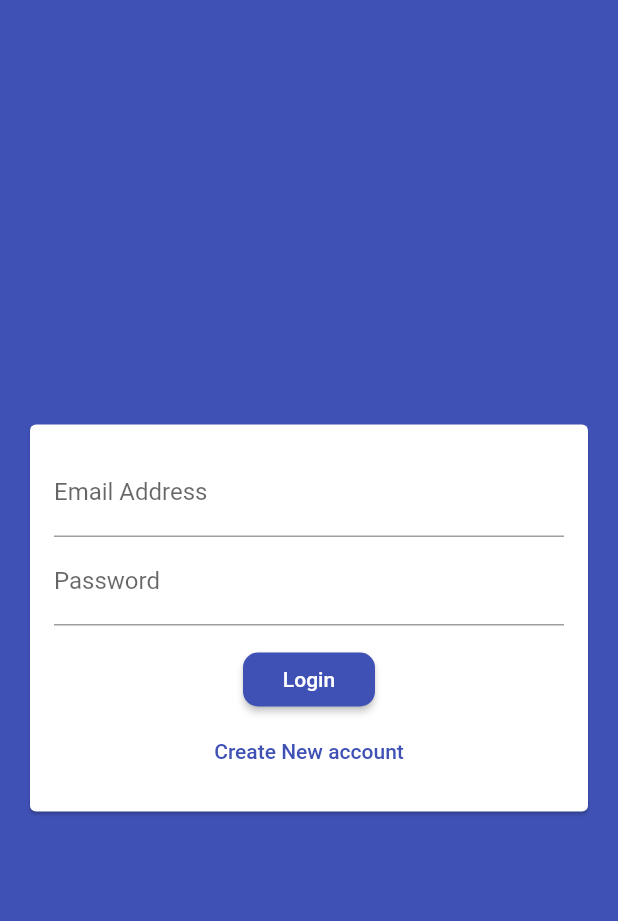
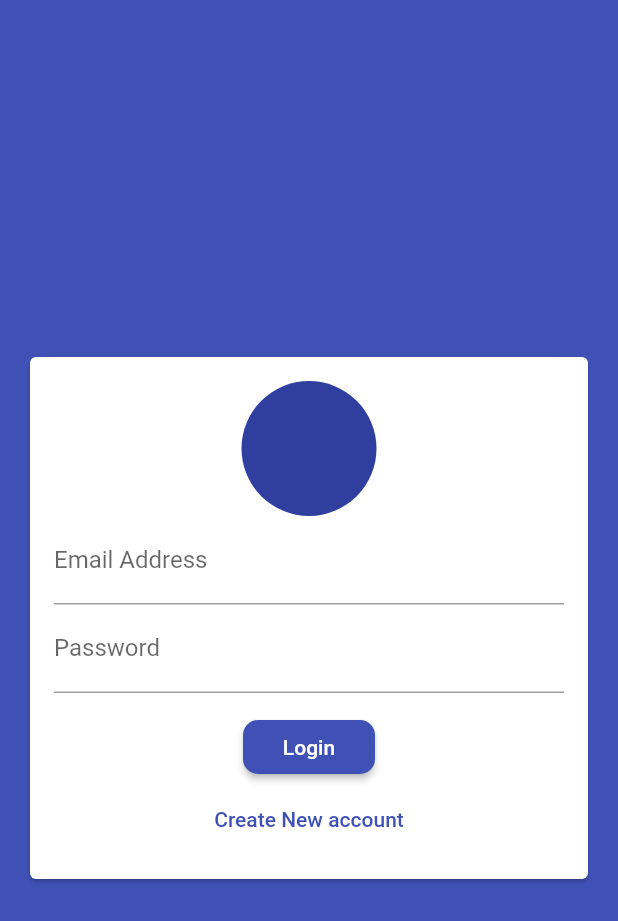
Before and after one commit to DhanushDivakar/chat-app, a Flutter app: the screen it shows after launch, on a phone screen of 412 x 824 dp. Shown: the top 921 px of the screen. Run offline on Flutter 3.47's test engine with Material 2 defaults, Android fonts, the phone set to English and light mode, and no system bars; our stand-ins replace cloud_firestore, firebase_auth; accounts and stored records are empty.

```diff
--- a/lib/widgets/auth/auth_form.dart
+++ b/lib/widgets/auth/auth_form.dart
@@ -57,6 +57,7 @@ class _AuthFormState extends State<AuthForm> {
                 mainAxisSize: MainAxisSize.min,
                 //this takes only space how much it needed
                 children: <Widget>[
+                  CircleAvatar(radius: 45,),
                   TextFormField(
                     key: ValueKey('email'),
                     validator: (value) {
--- a/lib/widgets/chat/message_bubble.dart
+++ b/lib/widgets/chat/message_bubble.dart
@@ -3,12 +3,14 @@ import 'package:flutter/material.dart';
 
 class MessageBubble extends StatelessWidget {
   MessageBubble(this.message, this.userName, this.isMe, {this.key});
-
-  final Key key;
-
   final String message;
   final String userName;
   final bool isMe;
+  final Key key;
+
+
+
+
 
   @override
   Widget build(BuildContext context) {
--- a/lib/widgets/chat/messages.dart
+++ b/lib/widgets/chat/messages.dart
@@ -2,6 +2,7 @@ import 'package:chat_app/widgets/chat/message_bubble.dart';
 import 'package:firebase_auth/firebase_auth.dart';
 import 'package:flutter/material.dart';
 import 'package:cloud_firestore/cloud_firestore.dart';
+
 
 class Messages extends StatelessWidget {
   @override
@@ -17,7 +18,10 @@ class Messages extends StatelessWidget {
         return StreamBuilder(
             stream: Firestore.instance
                 .collection('chat')
-                .orderBy('createdAt', descending: true)
+                .orderBy(
+              'createdAt',
+              descending: true,
+            )
                 .snapshots(),
             builder: (ctx, chatSnapshot) {
               if (chatSnapshot.connectionState == ConnectionState.waiting) {
```
